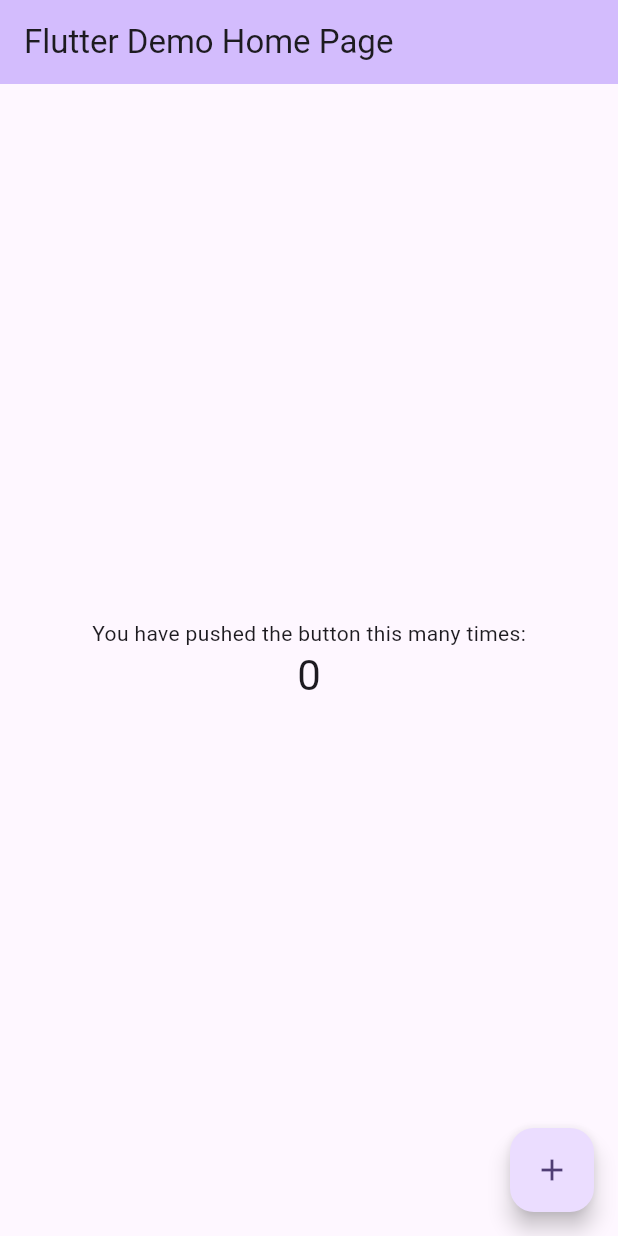
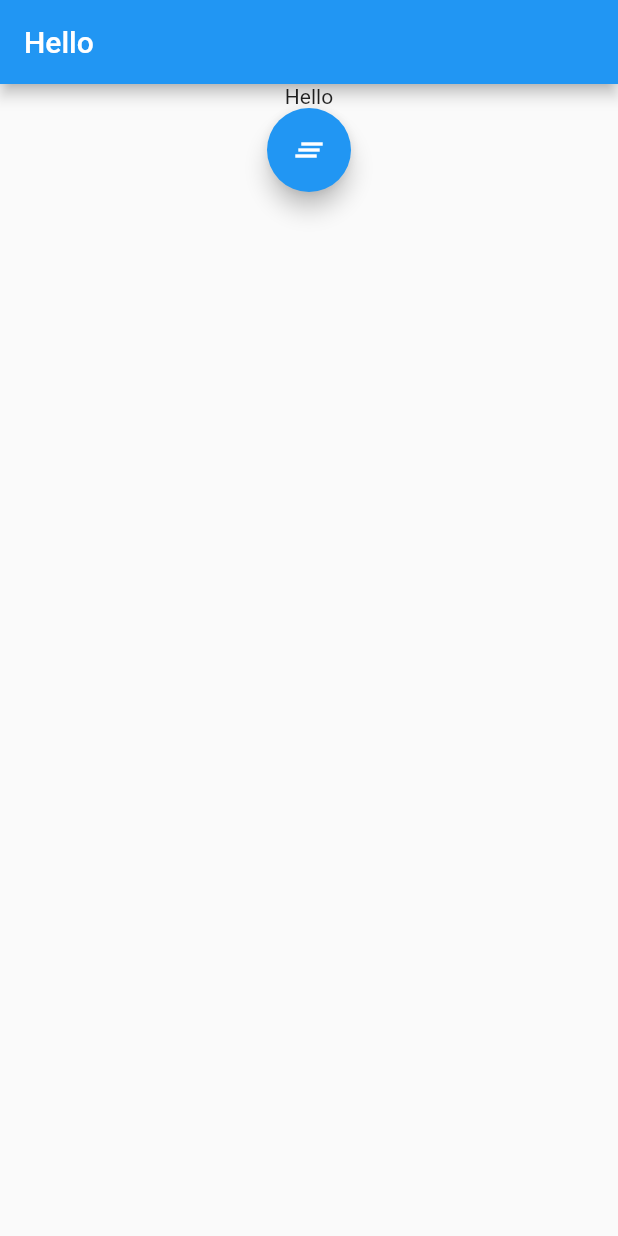
Before and after one commit to emrgry/Flutter-Best-Practises, a Flutter app: the screen it shows after launch, on a phone screen of 412 x 824 dp. Run offline on Flutter 3.47's test engine with Material 2 defaults, Android fonts, the phone set to English and light mode, and no system bars; our stand-ins replace flutter_bloc.

Commit message:
cubit basic

```diff
--- /dev/null
+++ b/lib/cubit/cat.dart
@@ -0,0 +1,25 @@
+class Cat {
+  String description;
+  String imageUrl;
+  int statusCode;
+
+  Cat(
+      {required this.description,
+      required this.imageUrl,
+      required this.statusCode});
+
+  static Cat fromJson(Map<String, dynamic> json) {
+    return Cat(
+        description: json['description'],
+        imageUrl: json['imageUrl'],
+        statusCode: json['statusCode']);
+  }
+
+  Map<String, dynamic> toJson() {
+    final Map<String, dynamic> data = new Map<String, dynamic>();
+    data['description'] = this.description;
+    data['imageUrl'] = this.imageUrl;
+    data['statusCode'] = this.statusCode;
+    return data;
+  }
+}
--- /dev/null
+++ b/lib/cubit/cats_cubit.dart
@@ -0,0 +1,20 @@
+import 'package:flutter_bloc/flutter_bloc.dart';
+import 'package:mvvm_bp/cubit/cats_repository.dart';
+
+import 'cats_state.dart';
+
+class CatsCubit extends Cubit<CatsState> {
+  final CatsRepository _catsRepository;
+  CatsCubit(this._catsRepository) : super(CatsInitial());
+
+  Future<void> getCats() async {
+    try {
+      emit(CatsLoading());
+      await Future.delayed(Duration(milliseconds: 500));
+      final response = await _catsRepository.getCats();
+      emit(CatsCompleted(response));
+    } on NetworkError catch (e) {
+      emit(CatsError(e.message));
+    }
+  }
+}
--- /dev/null
+++ b/lib/cubit/cats_repository.dart
@@ -0,0 +1,33 @@
+import 'dart:convert';
+import 'dart:io';
+
+import 'cat.dart';
+import 'package:http/http.dart' as http;
+
+abstract class CatsRepository {
+  Future<List<Cat>> getCats();
+}
+
+class SampleCatsRepository implements CatsRepository {
+  // "https://hwasampleapi.firebaseio.com/http.json"
+  final baseUrl = Uri.https("hwasampleapi.firebaseio.com", "/http.json");
+  @override
+  Future<List<Cat>> getCats() async {
+    final response = await http.get(baseUrl);
+
+    switch (response.statusCode) {
+      case HttpStatus.ok:
+        final jsonBody = jsonDecode(response.body) as List;
+        return jsonBody.map((e) => Cat.fromJson(e)).toList();
+      default:
+        throw NetworkError(response.statusCode.toString(), response.body);
+    }
+  }
+}
+
+class NetworkError implements Exception {
+  final String statusCode;
+  final String message;
+
+  NetworkError(this.statusCode, this.message);
+}
--- /dev/null
+++ b/lib/cubit/cats_state.dart
@@ -0,0 +1,35 @@
+import 'package:flutter/foundation.dart';
+import 'package:mvvm_bp/cubit/cat.dart';
+
+abstract class CatsState {
+  const CatsState();
+}
+
+class CatsInitial extends CatsState {
+  const CatsInitial();
+}
+
+class CatsLoading extends CatsState {
+  const CatsLoading();
+}
+
+class CatsCompleted extends CatsState {
+  final List<Cat> response;
+
+  const CatsCompleted(this.response);
+
+  @override
+  bool operator ==(Object o) {
+    if (identical(this, o)) return true;
+
+    return o is CatsCompleted && listEquals(o.response, response);
+  }
+
+  @override
+  int get hashCode => response.hashCode;
+}
+
+class CatsError extends CatsState {
+  final String message;
+  const CatsError(this.message);
+}
--- /dev/null
+++ b/lib/cubit/cats_view.dart
@@ -0,0 +1,83 @@
+import 'package:flutter/material.dart';
+import 'package:flutter_bloc/flutter_bloc.dart';
+import 'package:mvvm_bp/cubit/cats_cubit.dart';
+import 'package:mvvm_bp/cubit/cats_repository.dart';
+import 'package:mvvm_bp/cubit/cats_state.dart';
+
+class BlocCatsView extends StatefulWidget {
+  @override
+  _BlocCatsViewState createState() => _BlocCatsViewState();
+}
+
+class _BlocCatsViewState extends State<BlocCatsView> {
+  @override
+  Widget build(BuildContext context) {
+    return BlocProvider(
+      create: (context) => CatsCubit(SampleCatsRepository()),
+      child: buildScaffold(context),
+    );
+  }
+
+  Scaffold buildScaffold(BuildContext context) => Scaffold(
+        appBar: AppBar(
+          title: Text("Hello"),
+        ),
+        body: BlocConsumer<CatsCubit, CatsState>(
+          listener: (context, state) {
+            if (state is CatsError) {
+              Scaffold.of(context)
+                  .showBottomSheet((context) => Text(state.message));
+            }
+          },
+          builder: (context, state) {
+            if (state is CatsInitial) {
+              return buildCenterInitialChild(context);
+            } else if (state is CatsLoading) {
+              return buildCenterLoading();
+            } else if (state is CatsCompleted) {
+              return buildListViewCats(state);
+            } else {
+              return buildError(state);
+            }
+          },
+        ),
+      );
+
+  Text buildError(CatsState state) {
+    final error = state as CatsError;
+    return Text(error.message);
+  }
+
+  ListView buildListViewCats(CatsCompleted state) {
+    return ListView.builder(
+      itemBuilder: (context, index) => ListTile(
+        title: Image.network(state.response[index].imageUrl),
+        subtitle: Text(state.response[index].description),
+      ),
+      itemCount: state.response.length,
+    );
+  }
+
+  Center buildCenterLoading() {
+    return Center(
+      child: CircularProgressIndicator(),
+    );
+  }
+
+  Center buildCenterInitialChild(BuildContext context) {
+    return Center(
+      child: Column(
+        children: [Text("Hello"), buildFloatingActionButtonCall(context)],
+      ),
+    );
+  }
+
+  FloatingActionButton buildFloatingActionButtonCall(BuildContext context) {
+    return FloatingActionButton(
+      child: Icon(Icons.clear_all),
+      onPressed: () {
+        context.read<CatsCubit>().getCats();
+      },
+    );
+  }
+}
--- a/lib/main.dart
+++ b/lib/main.dart
@@ -1,125 +1,13 @@
 import 'package:flutter/material.dart';
+import 'package:mvvm_bp/cubit/cats_view.dart';
 
-void main() {
-  runApp(const MyApp());
-}
+void main() => runApp(const MyApp());
 
 class MyApp extends StatelessWidget {
   const MyApp({super.key});
 
-  // This widget is the root of your application.
   @override
   Widget build(BuildContext context) {
-    return MaterialApp(
-      title: 'Flutter Demo',
-      theme: ThemeData(
-        // This is the theme of your application.
-        //
-        // TRY THIS: Try running your application with "flutter run". You'll see
-        // the application has a blue toolbar. Then, without quitting the app,
-        // try changing the seedColor in the colorScheme below to Colors.green
-        // and then invoke "hot reload" (save your changes or press the "hot
-        // reload" button in a Flutter-supported IDE, or press "r" if you used
-        // the command line to start the app).
-        //
-        // Notice that the counter didn't reset back to zero; the application
-        // state is not lost during the reload. To reset the state, use hot
-        // restart instead.
-        //
-        // This works for code too, not just values: Most code changes can be
-        // tested with just a hot reload.
-        colorScheme: ColorScheme.fromSeed(seedColor: Colors.deepPurple),
-        useMaterial3: true,
-      ),
-      home: const MyHomePage(title: 'Flutter Demo Home Page'),
-    );
+    return MaterialApp(title: 'Material App', home: BlocCatsView());
   }
 }
-
-class MyHomePage extends StatefulWidget {
-  const MyHomePage({super.key, required this.title});
-
-  // This widget is the home page of your application. It is stateful, meaning
-  // that it has a State object (defined below) that contains fields that affect
-  // how it looks.
-
-  // This class is the configuration for the state. It holds the values (in this
-  // case the title) provided by the parent (in this case the App widget) and
-  // used by the build method of the State. Fields in a Widget subclass are
-  // always marked "final".
-
-  final String title;
-
-  @override
-  State<MyHomePage> createState() => _MyHomePageState();
-}
-
-class _MyHomePageState extends State<MyHomePage> {
-  int _counter = 0;
-
-  void _incrementCounter() {
-    setState(() {
-      // This call to setState tells the Flutter framework that something has
-      // changed in this State, which causes it to rerun the build method below
-      // so that the display can reflect the updated values. If we changed
-      // _counter without calling setState(), then the build method would not be
-      // called again, and so nothing would appear to happen.
-      _counter++;
-    });
-  }
-
-  @override
-  Widget build(BuildContext context) {
-    // This method is rerun every time setState is called, for instance as done
-    // by the _incrementCounter method above.
-    //
-    // The Flutter framework has been optimized to make rerunning build methods
-    // fast, so that you can just rebuild anything that needs updating rather
-    // than having to individually change instances of widgets.
-    return Scaffold(
-      appBar: AppBar(
-        // TRY THIS: Try changing the color here to a specific color (to
-        // Colors.amber, perhaps?) and trigger a hot reload to see the AppBar
-        // change color while the other colors stay the same.
-        backgroundColor: Theme.of(context).colorScheme.inversePrimary,
-        // Here we take the value from the MyHomePage object that was created by
-        // the App.build method, and use it to set our appbar title.
-        title: Text(widget.title),
-      ),
-      body: Center(
-        // Center is a layout widget. It takes a single child and positions it
-        // in the middle of the parent.
-        child: Column(
-          // Column is also a layout widget. It takes a list of children and
-          // arranges them vertically. By default, it sizes itself to fit its
-          // children horizontally, and tries to be as tall as its parent.
-          //
-          // Column has various properties to control how it sizes itself and
-          // how it positions its children. Here we use mainAxisAlignment to
-          // center the children vertically; the main axis here is the vertical
-          // axis because Columns are vertical (the cross axis would be
-          // horizontal).
-          //
-          // TRY THIS: Invoke "debug painting" (choose the "Toggle Debug Paint"
-          // action in the IDE, or press "p" in the console), to see the
-          // wireframe for each widget.
-          mainAxisAlignment: MainAxisAlignment.center,
-          children: <Widget>[
-            const Text(
-              'You have pushed the button this many times:',
-            ),
-            Text(
-              '$_counter',
-              style: Theme.of(context).textTheme.headlineMedium,
-            ),
-          ],
-        ),
-      ),
-      floatingActionButton: FloatingActionButton(
-        onPressed: _incrementCounter,
-        tooltip: 'Increment',
-        child: const Icon(Icons.add),
-      ), // This trailing comma makes auto-formatting nicer for build methods.
-    );
-  }
-}
--- a/pubspec.yaml
+++ b/pubspec.yaml
@@ -36,6 +36,8 @@ dependencies:
   # Use with the CupertinoIcons class for iOS style icons.
   cupertino_icons: ^1.0.2
   kartal: ^3.0.1
+  flutter_bloc: ^8.1.3
+  http: ^1.1.0
 
 dev_dependencies:
   flutter_test:
```
Also changed, not shown: pubspec.lock, 6 other files.
